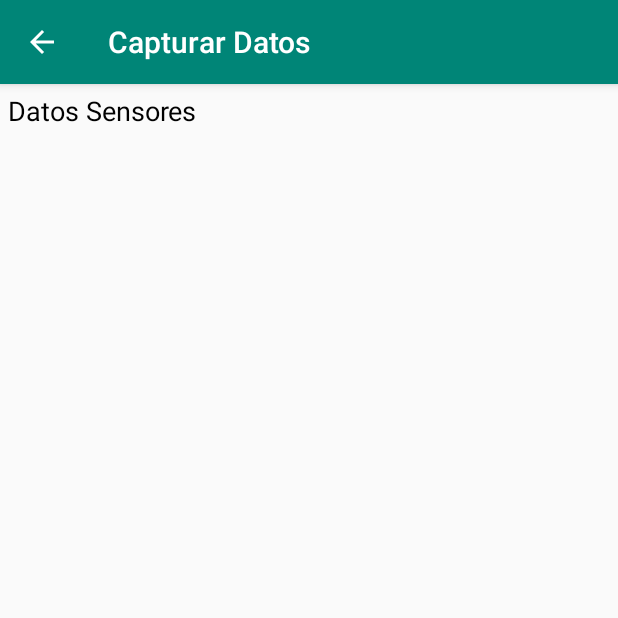
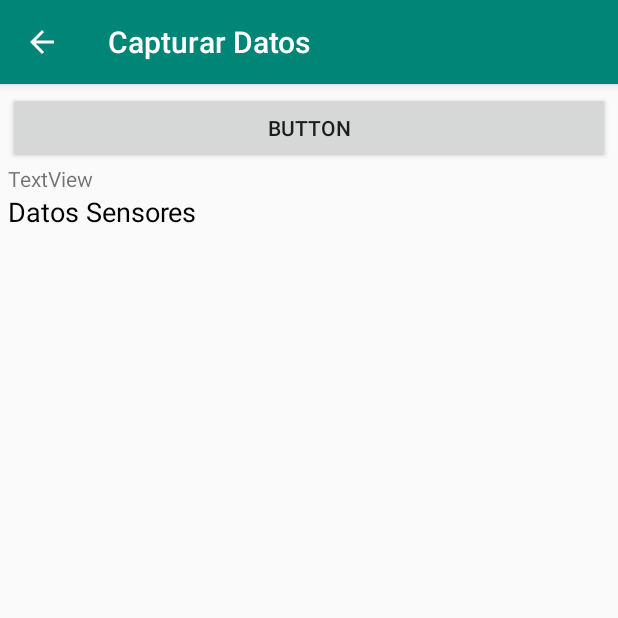
Before and after one commit to edithgmz/APPS2_12_EXA_PRAC_2_3_15551384, an Android app: the SensoresActivity screen opened directly, with no data from a screen before it, on a phone screen of 412 x 824 dp, the top half of it. Run offline under Robolectric (Android 15) with nearby library versions, the phone set to English and light mode, and no system bars.

Commit message:
hilo para muestra de datos periodica
falla al acceder/mostrar desde el hilo

```diff
--- a/CapturarDatos/app/src/main/java/edith/example/capturardatos/SensoresActivity.java
+++ b/CapturarDatos/app/src/main/java/edith/example/capturardatos/SensoresActivity.java
@@ -6,9 +6,13 @@ import android.hardware.SensorEvent;
 import android.hardware.SensorEventListener;
 import android.hardware.SensorManager;
 import android.os.Bundle;
+import android.view.View;
+import android.widget.Button;
 import android.widget.TextView;
 
 import androidx.appcompat.app.AppCompatActivity;
+
+import java.util.Calendar;
 
 public class SensoresActivity extends AppCompatActivity implements SensorEventListener {
     final int TEMP = 0;
@@ -25,6 +29,7 @@ public class SensoresActivity extends AppCompatActivity implements SensorEventLi
     private SensorManager sensorManager;
     //temperatura, humedad, presión, proximidad, iluminación
     private Sensor senTemperature, senHumidity, senPressure, senLight;
+    private TextView tvMosBtn;
 
     //Clico de vida
     @Override protected void onCreate(Bundle savedInstanceState) {
@@ -32,6 +37,7 @@ public class SensoresActivity extends AppCompatActivity implements SensorEventLi
         setContentView(R.layout.activity_sensores);
 
         tvDatosSensores = findViewById(R.id.tvDatosSensores);
+        tvMosBtn = findViewById(R.id.txtVwMosBtn);
 
         sensorManager = (SensorManager) getSystemService(Context.SENSOR_SERVICE);
         if (sensorManager != null) {
@@ -40,6 +46,35 @@ public class SensoresActivity extends AppCompatActivity implements SensorEventLi
             senLight = sensorManager.getDefaultSensor(Sensor.TYPE_LIGHT);
             senTemperature = sensorManager.getDefaultSensor(Sensor.TYPE_AMBIENT_TEMPERATURE);
         }
+
+        new Thread(new Runnable() { // se usa un hilo con while(true) para actuar como un listener de datoDelDia
+            @Override
+            public void run() {
+                System.out.println("inicio de hilo");
+                int nDatos=0;
+                boolean datoDelDia = false;
+                Calendar diaTomado = null;
+                while(true){//no ortodoxo, me duele verlo :'(
+                    if (!datoDelDia){//si no tiene dato del dia lo toma
+                        nDatos++;
+                        datoDelDia = nDatos == 2; //si se han mandado dos datos no se mete al condicional
+                        System.out.println("mandar datos temperatura:" + termTemperature); //aqui va el "metodo para mandar a la base de datos"
+                        //mandarDatos();
+                        System.out.println("faf");
+                        //tvMosBtn.setText("temperatura: ");
+                        diaTomado = Calendar.getInstance(); //define que el dia que tomo el dato es hoy
+                        try {
+                            Thread.sleep(1000);
+                        } catch (InterruptedException e) {
+                            e.printStackTrace();
+                        }
+                    }
+                    if(diaTomado.DAY_OF_MONTH != Calendar.getInstance().DAY_OF_MONTH ){//cuando es el día que tomo no es hoy el nDatos es cero
+                        nDatos = 0;
+                    }
+                }
+            }
+        }).start();
 
     }
 
@@ -91,4 +126,8 @@ public class SensoresActivity extends AppCompatActivity implements SensorEventLi
         tvDatosSensores.setText(sCade);
     }
 
+    void mandarDatos(){
+        tvMosBtn.setText("temperatura: " + datosSensores[TEMP][0]);
+    }
+
 }
--- a/CapturarDatos/app/src/main/res/layout/activity_sensores.xml
+++ b/CapturarDatos/app/src/main/res/layout/activity_sensores.xml
@@ -1,11 +1,27 @@
 <?xml version="1.0" encoding="utf-8"?>
-<ScrollView xmlns:android="http://schemas.android.com/apk/res/android"
+<LinearLayout xmlns:android="http://schemas.android.com/apk/res/android"
     xmlns:tools="http://schemas.android.com/tools"
     android:layout_width="match_parent"
     android:layout_height="match_parent"
     android:orientation="vertical"
     android:padding="5dp"
     tools:context=".SensoresActivity">
+
+    <Button
+        android:id="@+id/btnMostrar"
+        android:layout_width="match_parent"
+        android:layout_height="wrap_content"
+        android:text="Button" />
+
+    <TextView
+        android:id="@+id/txtVwMosBtn"
+        android:layout_width="match_parent"
+        android:layout_height="wrap_content"
+        android:text="TextView" />
+
+    <ScrollView
+        android:layout_width="match_parent"
+        android:layout_height="match_parent">
 
         <LinearLayout
             android:layout_width="match_parent"
@@ -22,3 +38,5 @@
         </LinearLayout>
 
     </ScrollView>
+
+</LinearLayout>
```
Lines whose indentation alone changed are shown as unchanged.
